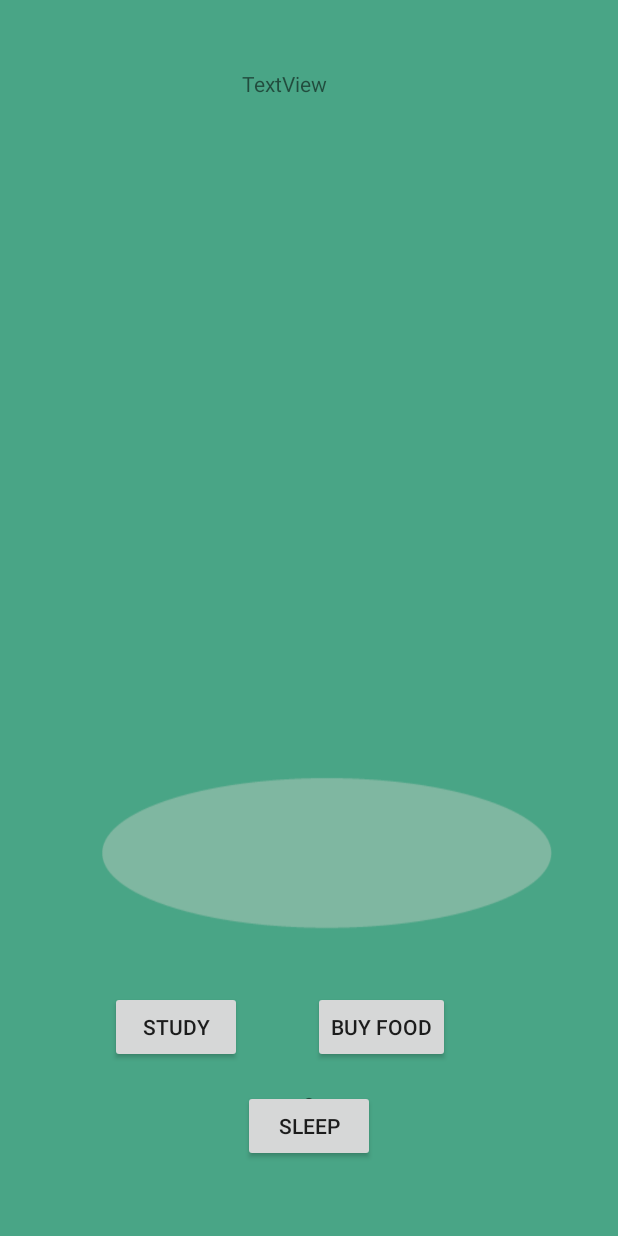
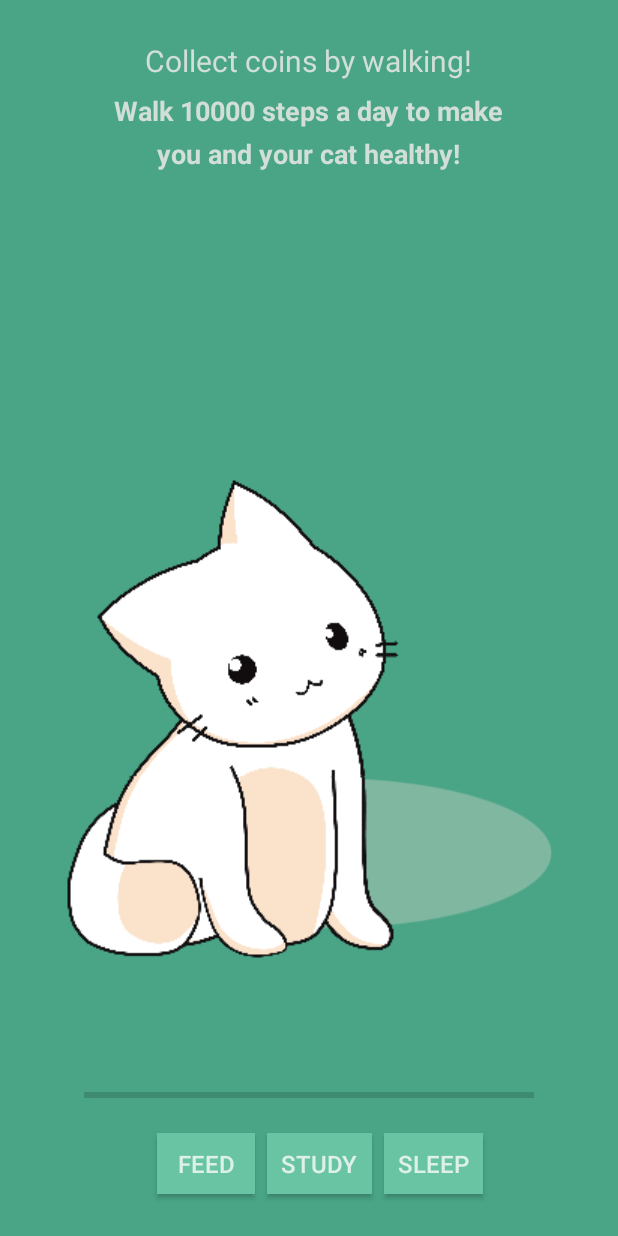
Before and after one commit to taylorty/pennapps-xv, an Android app: the MainPage screen opened directly, with no data from a screen before it, on a phone screen of 412 x 824 dp. Run offline under Robolectric (Android 15) with nearby library versions, the phone set to English and light mode, and no system bars; 5 statements that could not run were skipped.

Commit message:
Merge branch 'animation'
# Conflicts:
#	CatMyLife/.idea/workspace.xml

```diff
--- a/CatMyLife/app/src/main/res/layout/activity_main_page.xml
+++ b/CatMyLife/app/src/main/res/layout/activity_main_page.xml
@@ -12,36 +12,6 @@
     tools:context="com.catmylife.android.catmylife.MainPage"
     android:animateLayoutChanges="true"
     android:background="@drawable/background">
-
-    <Button
-        android:text="Sleep"
-        android:layout_width="wrap_content"
-        android:layout_height="wrap_content"
-        android:layout_alignTop="@+id/goldCoin"
-        android:layout_centerHorizontal="true"
-        android:id="@+id/button7"
-        android:onClick="sleep" />
-
-    <Button
-        android:text="Study"
-        android:layout_width="wrap_content"
-        android:layout_height="wrap_content"
-        android:layout_alignParentBottom="true"
-        android:layout_alignParentStart="true"
-        android:layout_marginStart="57dp"
-        android:layout_marginBottom="99dp"
-        android:id="@+id/button3"
-        android:onClick="study" />
-
-    <Button
-        android:text="Buy Food"
-        android:layout_width="wrap_content"
-        android:layout_height="wrap_content"
-        android:layout_alignBottom="@+id/button3"
-        android:layout_toEndOf="@+id/button3"
-        android:layout_marginStart="47dp"
-        android:id="@+id/button4"
-        android:onClick="buyFood" />
 
     <TextView
         android:layout_width="wrap_content"
@@ -60,15 +30,6 @@
         android:id="@+id/goldCoin" />
 
     <TextView
-        android:text="TextView"
-        android:layout_width="wrap_content"
-        android:layout_height="wrap_content"
-        android:layout_below="@+id/catImageView"
-        android:layout_toEndOf="@+id/button3"
-        android:layout_marginTop="30dp"
-        android:id="@+id/textView3" />
-
-    <TextView
         android:layout_width="wrap_content"
         android:layout_height="wrap_content"
         android:layout_marginTop="26dp"
@@ -76,4 +37,114 @@
         android:layout_alignParentTop="true"
         android:layout_alignStart="@+id/catImageView" />
 
+    <ImageView
+        android:layout_width="wrap_content"
+        android:layout_height="wrap_content"
+        app:srcCompat="@drawable/normal_cat_animation"
+        android:id="@+id/cat"
+        android:layout_toEndOf="@+id/textView"
+        android:layout_marginTop="100dp"
+        android:padding="10dp"
+        android:layout_above="@+id/progressBar7" />
+
+    <TextView
+        android:text="you and your cat healthy!"
+        android:layout_width="wrap_content"
+        android:layout_height="wrap_content"
+        android:id="@+id/textView3"
+        android:textColorLink="@color/OutsideTextColor"
+        android:textColor="#D2DFD8"
+        android:textSize="18sp"
+        android:textStyle="bold"
+        android:layout_below="@+id/textView4"
+        android:layout_centerHorizontal="true"
+        android:layout_marginTop="4dp" />
+
+    <TextView
+        android:text="Collect coins by walking!"
+        android:layout_width="wrap_content"
+        android:layout_height="wrap_content"
+        android:id="@+id/textView2"
+        android:textColorLink="@color/OutsideTextColor"
+        android:textColor="#D2DFD8"
+        android:textSize="20sp"
+        android:layout_alignBottom="@+id/textView"
+        android:layout_centerHorizontal="true"
+        android:layout_marginBottom="7dp" />
+
+    <TextView
+        android:text="Walk 10000 steps a day to make"
+        android:layout_width="wrap_content"
+        android:layout_height="wrap_content"
+        android:id="@+id/textView4"
+        android:textColorLink="@color/OutsideTextColor"
+        android:textColor="#D2DFD8"
+        android:textSize="18sp"
+        android:textStyle="bold"
+        android:layout_below="@+id/textView"
+        android:layout_centerHorizontal="true" />
+
+    <Button
+        android:text="Study"
+        android:layout_width="wrap_content"
+        android:layout_height="wrap_content"
+        android:id="@+id/button7"
+        android:onClick="study"
+        android:background="#FF69C4A4"
+        android:textColor="#FFDDF0E9"
+        android:layout_alignBaseline="@+id/button4"
+        android:layout_alignBottom="@+id/button4"
+        android:layout_toEndOf="@+id/coinTextView"
+        android:layout_marginStart="8dp"
+        android:minHeight="0dp"
+        android:minWidth="0dp"
+        android:padding="9dp"
+        android:textSize="16sp" />
+
+    <Button
+        android:text="Sleep"
+        android:layout_width="wrap_content"
+        android:layout_height="wrap_content"
+        android:id="@+id/button4"
+        android:onClick="sleep"
+        android:background="#FF69C4A4"
+        android:textColor="#FFDDF0E9"
+        android:layout_alignBaseline="@+id/button3"
+        android:layout_alignBottom="@+id/button3"
+        android:layout_toEndOf="@+id/button7"
+        android:layout_marginLeft="8dp"
+        android:minHeight="0dp"
+        android:minWidth="0dp"
+        android:padding="9dp"
+        android:textSize="16sp" />
+
+    <ProgressBar
+        android:id="@+id/progressBar7"
+        style="?android:attr/progressBarStyleHorizontal"
+        android:layout_width="wrap_content"
+        android:layout_height="wrap_content"
+        android:indeterminate="false"
+        android:max="10"
+        android:minHeight="50dp"
+        android:minWidth="300dp"
+        android:progress="0"
+        android:layout_above="@+id/button7"
+        android:layout_centerHorizontal="true" />
+
+    <Button
+        android:text="feed"
+        android:layout_width="wrap_content"
+        android:layout_height="wrap_content"
+        android:layout_marginBottom="12dp"
+        android:id="@+id/button3"
+        android:onClick="buyFood"
+        android:textColor="#FFDDF0E9"
+        android:background="#FF69C4A4"
+        android:minHeight="0dp"
+        android:minWidth="65dp"
+        android:padding="9dp"
+        android:textSize="16sp"
+        android:layout_alignParentBottom="true"
+        android:layout_alignStart="@+id/textView3" />
+
 </RelativeLayout>
```
Also changed, not shown: CatMyLife/app/src/main/res/layout/activity_main.xml (+38 -7 lines), CatMyLife/app/src/main/res/layout/activity_sleep.xml (+32 -15 lines), 2 other files.
